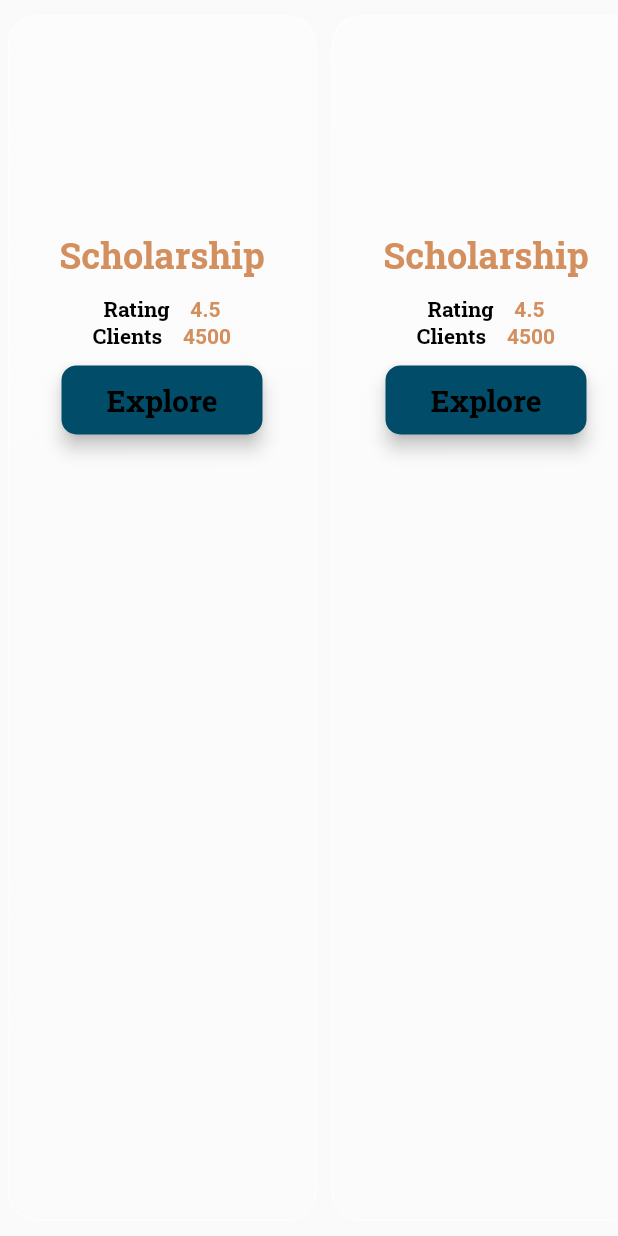
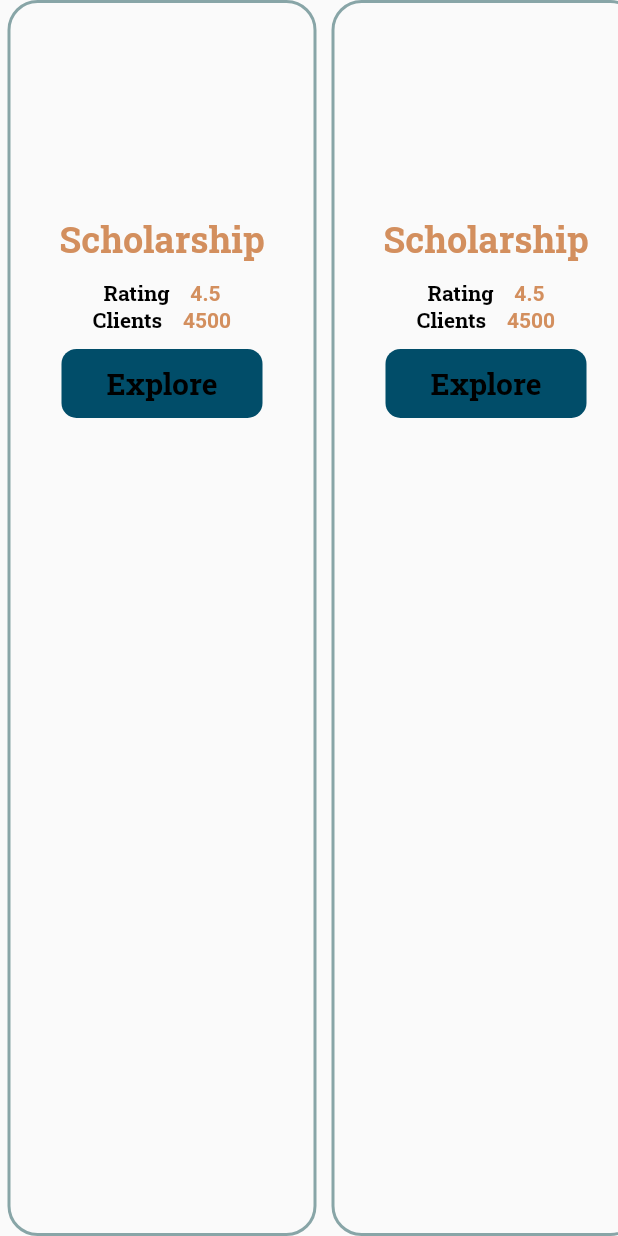
Before and after one commit to alphakzt99/Consult, a Flutter app: the TabCard widget shown alone on an empty page, opened directly with empty values, on a phone screen of 412 x 824 dp. Run offline on Flutter 3.47's test engine with Material 2 defaults, Android fonts, the phone set to English and light mode, and no system bars; drawn by our look-alikes of glass_kit; our stand-ins replace fluentui_system_icons, flutter_swipe_action_cell, font_awesome_flutter, remixicon; missing offline and left inert: iconify_flutter.

Commit message:
modify design

```diff
--- a/lib/pages/main_page.dart
+++ b/lib/pages/main_page.dart
@@ -1,4 +1,5 @@
 import 'package:consult_app/details/blogs.dart';
+import 'package:consult_app/pages/CategoryPage.dart';
 import 'package:consult_app/pages/blog/blogpost.dart';
 import 'package:fluentui_system_icons/fluentui_system_icons.dart';
 import 'package:flutter/material.dart';
@@ -17,6 +18,7 @@ class Main extends StatefulWidget {
 }
 
 class _MainState extends State<Main> with TickerProviderStateMixin {
+  bool tapped = false;
   late int _currentPage;
   late ScrollController horizontalcontroller = ScrollController();
   late ScrollController verticalcontroller = ScrollController();
@@ -47,6 +49,7 @@ class _MainState extends State<Main> with TickerProviderStateMixin {
   @override
   void dispose() {
     controller.dispose();
+
     // TODO: implement dispose
     super.dispose();
   }
@@ -85,7 +88,7 @@ class _MainState extends State<Main> with TickerProviderStateMixin {
             height: 50,
             decoration: BoxDecoration(
                 gradient: RadialGradient(colors: [
-                  Theme.of(context).colorScheme.onBackground,
+                  Colors.white,
                   Colors.white54,
                 ]),
                 borderRadius: BorderRadius.circular(25)),
@@ -483,44 +486,58 @@ class TabCard extends StatefulWidget {
   State<TabCard> createState() => _TabCardState();
 }
 
-class _TabCardState extends State<TabCard> {
+class _TabCardState extends State<TabCard> with TickerProviderStateMixin {
+  final DecorationTween decorationTween = DecorationTween(
+      begin: BoxDecoration(
+          border: Border.all(
+            width: 2,
+            color: Color(0xFF0B87BA),
+          ),
+          borderRadius: BorderRadius.circular(20)),
+      end: BoxDecoration(
+          border: Border.all(
+            width: 2,
+            color: Color(0xFFD1B79C),
+          ),
+          borderRadius: BorderRadius.circular(20)));
+  late final AnimationController _controller =
+      AnimationController(vsync: this, duration: Duration(seconds: 3))
+        ..repeat(reverse: true);
+  @override
+  void dispose() {
+    _controller.dispose();
+    // TODO: implement dispose
+    super.dispose();
+  }
+
   @override
   Widget build(BuildContext context) {
     return ListView.builder(
         itemCount: 4,
         scrollDirection: Axis.horizontal,
         itemBuilder: (context, index) {
-          return GlassContainer(
-            borderRadius: BorderRadius.circular(20),
-            margin: const EdgeInsets.symmetric(vertical: 10, horizontal: 5),
+          return GestureDetector(
+            onTap: () {
+              Navigator.of(context)
+                  .push(MaterialPageRoute(builder: (ctx) => CategoryPage()));
+            },
+            child: Container(
+              margin: EdgeInsets.symmetric(horizontal: 5,vertical: 0),
+              child: DecoratedBoxTransition(
+                position: DecorationPosition.foreground,
+                decoration: decorationTween.animate(_controller),
+                child: Container(
                   width: MediaQuery.of(context).size.width * 0.5,
                   height: MediaQuery.of(context).size.height * 0.35,
-            gradient: LinearGradient(
-              colors: [
-                Colors.white.withOpacity(0.40),
-                Colors.white.withOpacity(0.10),
-              ],
-              begin: Alignment.topLeft,
-              end: Alignment.bottomRight,
-            ),
-            borderGradient: LinearGradient(
-              colors: [
-                Colors.white.withOpacity(0.60),
-                Colors.white.withOpacity(0.10),
-                Theme.of(context).backgroundColor.withOpacity(0.05),
-                Theme.of(context).backgroundColor.withOpacity(0.60),
-              ],
-              begin: Alignment.topLeft,
-              end: Alignment.bottomRight,
-              stops: [0.0, 0.39, 0.40, 1.0],
-            ),
-            blur: 20,
                   child: Column(
                       crossAxisAlignment: CrossAxisAlignment.center,
                       children: [
                         Center(
                           child: Container(
-                      margin: const EdgeInsets.only(top: 10, bottom: 10),
+                            margin: const EdgeInsets.only(
+                              top: 10,
+                              bottom: 10,
+                            ),
                             width: MediaQuery.of(context).size.width * 0.45,
                             height: MediaQuery.of(context).size.height * 0.15,
                             decoration: BoxDecoration(
@@ -570,7 +587,7 @@ class _TabCardState extends State<TabCard> {
                         ),
                         TextButton(
                             style: ButtonStyle(
-                          elevation: MaterialStateProperty.all(5),
+                                elevation: MaterialStateProperty.all(0),
                                 padding: MaterialStateProperty.all(
                                     EdgeInsets.symmetric(
                                         horizontal: 30, vertical: 10)),
@@ -578,7 +595,8 @@ class _TabCardState extends State<TabCard> {
                                     Theme.of(context).colorScheme.onPrimary),
                                 shape: MaterialStateProperty.all(
                                     RoundedRectangleBorder(
-                                  borderRadius: BorderRadius.circular(10)))),
+                                        borderRadius:
+                                            BorderRadius.circular(10)))),
                             onPressed: () {},
                             child: Text(
                               "Explore",
@@ -589,6 +607,9 @@ class _TabCardState extends State<TabCard> {
                                   fontWeight: FontWeight.bold),
                             ))
                       ]),
+                ),
+              ),
+            ),
           );
         });
   }
```
Also changed, not shown: lib/pages/CategoryPage.dart (added, +15 -0 lines), lib/pages/blog/blogpost.dart (+22 -13 lines). Lines whose indentation alone changed are shown as unchanged.
